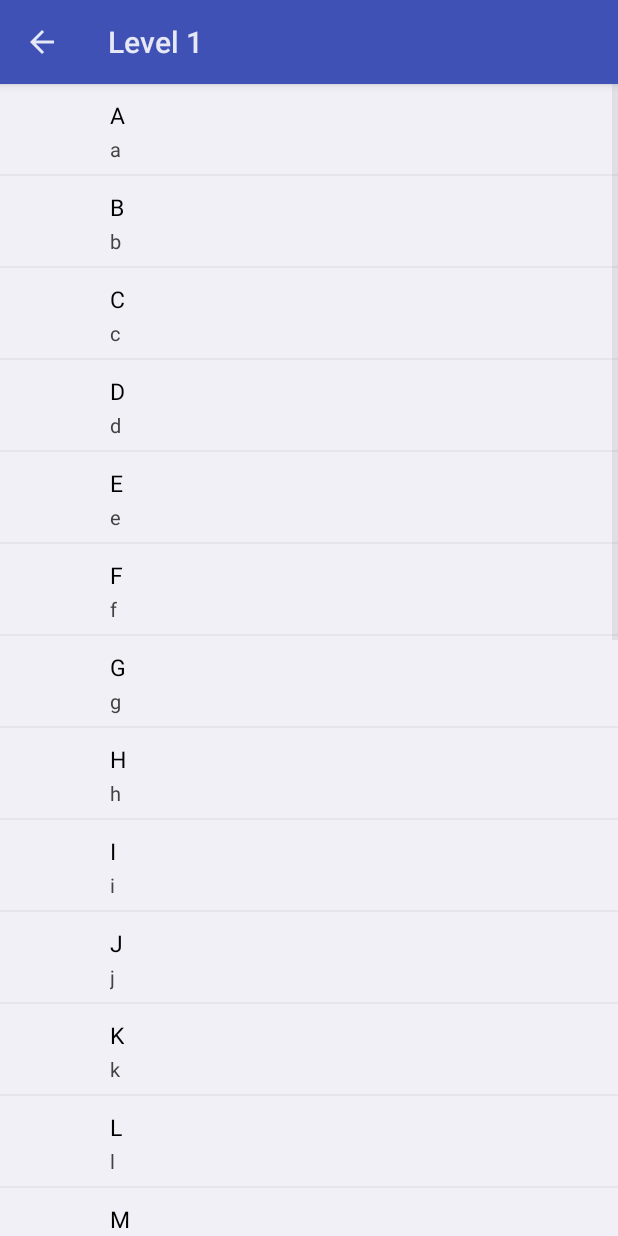
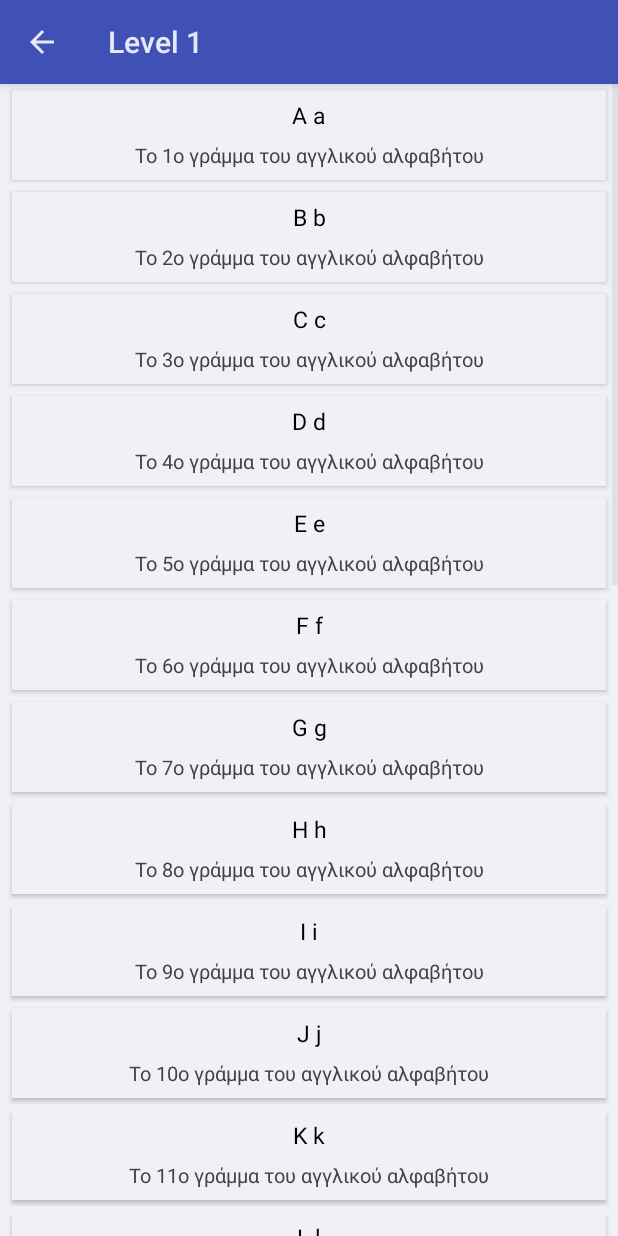
Before and after one commit to SelGo/Quick-Speak, an Android app: the WordListContainer screen opened directly, with no data from a screen before it, on a phone screen of 412 x 824 dp. Run offline under Robolectric (Android 15) with nearby library versions, the phone set to English and light mode, and no system bars; Roboto replaces fonts that are not available here; 1 statement that could not run was skipped.

Commit message:
Changed words' layout to CardView. Updated the Level 1 & 2 words.

```diff
--- a/app/src/main/java/selgo/com/quickspeak/data/WordDbHelper.java
+++ b/app/src/main/java/selgo/com/quickspeak/data/WordDbHelper.java
@@ -26,58 +26,47 @@ public class WordDbHelper extends SQLiteOpenHelper {
         db.execSQL(SQL_CREATE_ENGLISH_TABLE);
 
         /* Level 1 Words */
-        insertWord(db, "Level 1", "A", "a");
-        insertWord(db, "Level 1", "B", "b");
-        insertWord(db, "Level 1", "C", "c");
-        insertWord(db, "Level 1", "D", "d");
-        insertWord(db, "Level 1", "E", "e");
-        insertWord(db, "Level 1", "F", "f");
-        insertWord(db, "Level 1", "G", "g");
-        insertWord(db, "Level 1", "H", "h");
-        insertWord(db, "Level 1", "I", "i");
-        insertWord(db, "Level 1", "J", "j");
-        insertWord(db, "Level 1", "K", "k");
-        insertWord(db, "Level 1", "L", "l");
-        insertWord(db, "Level 1", "M", "m");
-        insertWord(db, "Level 1", "N", "n");
-        insertWord(db, "Level 1", "O", "o");
-        insertWord(db, "Level 1", "P", "p");
-        insertWord(db, "Level 1", "Q", "q");
-        insertWord(db, "Level 1", "R", "r");
-        insertWord(db, "Level 1", "S", "s");
-        insertWord(db, "Level 1", "T", "t");
-        insertWord(db, "Level 1", "U", "u");
-        insertWord(db, "Level 1", "V", "v");
-        insertWord(db, "Level 1", "W", "w");
-        insertWord(db, "Level 1", "X", "x");
-        insertWord(db, "Level 1", "Y", "y");
-        insertWord(db, "Level 1", "Z", "z");
+        insertWord(db, "Level 1", "A a", "Το 1ο γράμμα του αγγλικού αλφαβήτου");
+        insertWord(db, "Level 1", "B b", "Το 2ο γράμμα του αγγλικού αλφαβήτου");
+        insertWord(db, "Level 1", "C c", "Το 3ο γράμμα του αγγλικού αλφαβήτου");
+        insertWord(db, "Level 1", "D d", "Το 4ο γράμμα του αγγλικού αλφαβήτου");
+        insertWord(db, "Level 1", "E e", "Το 5ο γράμμα του αγγλικού αλφαβήτου");
+        insertWord(db, "Level 1", "F f", "Το 6ο γράμμα του αγγλικού αλφαβήτου");
+        insertWord(db, "Level 1", "G g", "Το 7ο γράμμα του αγγλικού αλφαβήτου");
+        insertWord(db, "Level 1", "H h", "Το 8ο γράμμα του αγγλικού αλφαβήτου");
+        insertWord(db, "Level 1", "I i", "Το 9ο γράμμα του αγγλικού αλφαβήτου");
+        insertWord(db, "Level 1", "J j", "Το 10ο γράμμα του αγγλικού αλφαβήτου");
+        insertWord(db, "Level 1", "K k", "Το 11ο γράμμα του αγγλικού αλφαβήτου");
+        insertWord(db, "Level 1", "L l", "Το 12ο γράμμα του αγγλικού αλφαβήτου");
+        insertWord(db, "Level 1", "M m", "Το 13ο γράμμα του αγγλικού αλφαβήτου");
+        insertWord(db, "Level 1", "N n", "Το 14ο γράμμα του αγγλικού αλφαβήτου");
+        insertWord(db, "Level 1", "O o", "Το 15ο γράμμα του αγγλικού αλφαβήτου");
+        insertWord(db, "Level 1", "P p", "Το 16ο γράμμα του αγγλικού αλφαβήτου");
+        insertWord(db, "Level 1", "Q q", "Το 17ο γράμμα του αγγλικού αλφαβήτου");
+        insertWord(db, "Level 1", "R r", "Το 18ο γράμμα του αγγλικού αλφαβήτου");
+        insertWord(db, "Level 1", "S s", "Το 19ο γράμμα του αγγλικού αλφαβήτου");
+        insertWord(db, "Level 1", "T t", "Το 20ο γράμμα του αγγλικού αλφαβήτου");
+        insertWord(db, "Level 1", "U u", "Το 21ο γράμμα του αγγλικού αλφαβήτου");
+        insertWord(db, "Level 1", "V v", "Το 22ο γράμμα του αγγλικού αλφαβήτου");
+        insertWord(db, "Level 1", "W w", "Το 23ο γράμμα του αγγλικού αλφαβήτου");
+        insertWord(db, "Level 1", "X x", "Το 24ο γράμμα του αγγλικού αλφαβήτου");
+        insertWord(db, "Level 1", "Y y", "Το 25ο γράμμα του αγγλικού αλφαβήτου");
+        insertWord(db, "Level 1", "Z z", "Το 26ο γράμμα του αγγλικού αλφαβήτου");
 
         /* Level 2 Words */
-        insertWord(db, "Level 2", "apple", "μήλο");
-        insertWord(db, "Level 2", "boy", "αγόρι");
-        insertWord(db, "Level 2", "bus", "λεωφορείο");
-        insertWord(db, "Level 2", "baby", "μωρό");
-        insertWord(db, "Level 2", "cat", "γάτα");
-        insertWord(db, "Level 2", "cake", "κέικ");
-        insertWord(db, "Level 2", "car", "αυτοκίνητο");
-        insertWord(db, "Level 2", "dog", "σκύλος");
-        insertWord(db, "Level 2", "doll", "κούκλα");
-        insertWord(db, "Level 2", "egg", "αυγό");
-        insertWord(db, "Level 2", "elephant", "ελέφαντας");
-        insertWord(db, "Level 2", "fish", "ψάρι");
-        insertWord(db, "Level 2", "girl", "κορίτσι");
-        insertWord(db, "Level 2", "giraffe", "καμηλοπάρδαλη");
-        insertWord(db, "Level 2", "hat", "καπέλο");
-        insertWord(db, "Level 2", "horse", "άλογο");
-        insertWord(db, "Level 2", "igloo", "ιγκλού");
-        insertWord(db, "Level 2", "ink", "μελάνι");
-        insertWord(db, "Level 2", "jar", "βάζο");
-        insertWord(db, "Level 2", "jam", "μαρμελάδα");
-        insertWord(db, "Level 2", "jacket", "ζακέτα / μπουφάν");
-        insertWord(db, "Level 2", "kite", "χαρταετός");
-        insertWord(db, "Level 2", "kangaroo", "καγκουρό");
-        insertWord(db, "Level 2", "lemon", "λεμόνι");
+        insertWord(db, "Level 2", "hello / hi", "γειά σου");
+        insertWord(db, "Level 2", "Let's go!", "Ας πάμε!");
+        insertWord(db, "Level 2", "please", "παρακαλώ (όταν ζητάω κάτι)");
+        insertWord(db, "Level 2", "good morning", "καλημέρα");
+        insertWord(db, "Level 2", "good night", "καληνύχτα");
+        insertWord(db, "Level 2", "yes", "ναι");
+        insertWord(db, "Level 2", "no", "όχι");
+        insertWord(db, "Level 2", "Cheers!", "Στην υγειά μας!");
+        insertWord(db, "Level 2", "Thank you! / Thanks!", "Σε ευχαριστώ / Ευχαριστώ");
+        insertWord(db, "Level 2", "You're welcome!", "Παρακαλώ (όταν προσφέρω κάτι)");
+        insertWord(db, "Level 2", "I'm sorry", "Συγνώμη");
+        insertWord(db, "Level 2", "See you later.", "Τα λέμε μετά.");
+        insertWord(db, "Level 2", "goodbye", "αντίο");
     }
 
     @Override
--- a/app/src/main/res/layout/activity_word_list_container.xml
+++ b/app/src/main/res/layout/activity_word_list_container.xml
@@ -10,6 +10,7 @@
     <ListView
         android:id="@+id/word_items_list"
         android:layout_width="match_parent"
-        android:layout_height="wrap_content"/>
+        android:layout_height="wrap_content"
+        android:divider="@null"/>
 
 </LinearLayout>
--- a/app/src/main/res/layout/list_item.xml
+++ b/app/src/main/res/layout/list_item.xml
@@ -5,10 +5,9 @@
     android:id="@+id/word_translations_list"
     android:layout_width="match_parent"
     android:orientation="vertical"
-    style="@style/LayoutLeftPadding"
-    android:layout_height="60dp">
+    android:layout_height="wrap_content">
 
-        <TextView
+        <!--<TextView
             android:id="@+id/language_word"
             style="@style/LanguageWordTextStyle"
             android:layout_width="wrap_content"
@@ -23,6 +22,59 @@
             style="@style/LanguageTranslatedWordTextStyle"
             android:layout_width="wrap_content"
             android:layout_height="20dp"
-            android:text="Translated Word" />
+            android:text="Translated Word" />-->
+
+        <android.support.v7.widget.CardView
+            xmlns:card_view="http://schemas.android.com/apk/res-auto"
+            android:id="@+id/card_view"
+            android:layout_gravity="center"
+            android:layout_width="match_parent"
+            android:layout_height="60dp"
+            android:layout_marginRight="8dp"
+            android:layout_marginLeft="8dp"
+            android:layout_marginTop="4dp"
+            android:layout_marginBottom="4dp"
+            card_view:cardCornerRadius="0dp"
+            card_view:cardElevation="2dp">
+
+                <android.support.constraint.ConstraintLayout
+                    android:layout_width="match_parent"
+                    android:layout_height="match_parent">
+
+                        <TextView
+                            android:id="@+id/language_word"
+                            style="@style/LanguageWordTextStyle"
+                            android:layout_width="wrap_content"
+                            android:layout_height="20dp"
+                            android:layout_marginBottom="4dp"
+                            android:layout_marginEnd="16dp"
+                            android:layout_marginStart="16dp"
+                            android:layout_marginTop="8dp"
+                            android:text="Language Word"
+                            card_view:layout_constraintBottom_toTopOf="@+id/translated_word"
+                            card_view:layout_constraintEnd_toEndOf="parent"
+                            card_view:layout_constraintStart_toStartOf="parent"
+                            card_view:layout_constraintTop_toTopOf="parent" />
+
+                        <TextView
+                            android:id="@+id/translated_word"
+                            style="@style/LanguageTranslatedWordTextStyle"
+                            android:layout_width="wrap_content"
+                            android:layout_height="20dp"
+                            android:layout_marginBottom="8dp"
+                            android:layout_marginEnd="16dp"
+                            android:layout_marginStart="16dp"
+                            android:layout_marginTop="4dp"
+                            android:text="Translated Word"
+                            card_view:layout_constraintBottom_toBottomOf="parent"
+                            card_view:layout_constraintEnd_toEndOf="parent"
+                            card_view:layout_constraintStart_toStartOf="parent"
+                            card_view:layout_constraintTop_toBottomOf="@+id/language_word" />
+
+                </android.support.constraint.ConstraintLayout>
+
+
+
+        </android.support.v7.widget.CardView>
 
 </LinearLayout>
```
